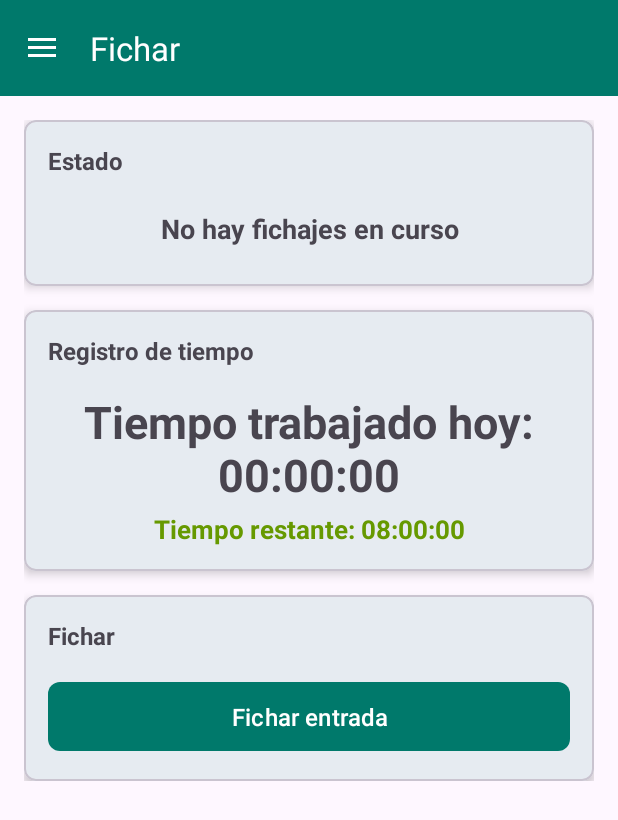
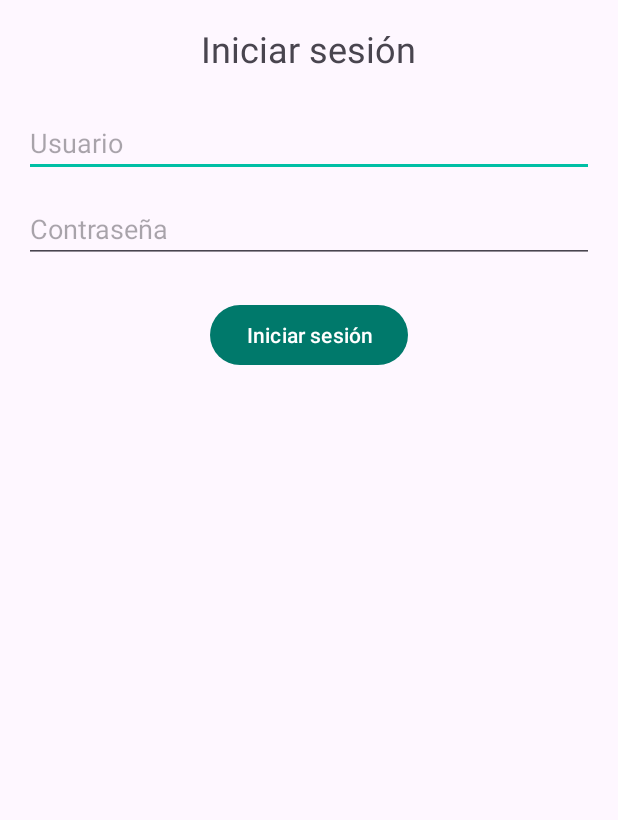
Before and after one commit to ffernandezco/DAS-Proyecto, an Android app: the screen it shows after launch (MainActivity before the commit, LoginActivity after it), on a phone screen of 412 x 824 dp. Shown: the top 820 px of the screen. Run offline under Robolectric (Android 15) with nearby library versions, the phone set to English and light mode, and no system bars.

Commit message:
Login básico

```diff
--- a/app/src/main/java/eus/ehu/dasproyecto/DatabaseHelper.java
+++ b/app/src/main/java/eus/ehu/dasproyecto/DatabaseHelper.java
@@ -25,6 +25,10 @@ public class DatabaseHelper extends SQLiteOpenHelper {
     private static final String TABLE_SETTINGS = "settings";
     private static final String COLUMN_WEEKLY_HOURS = "weekly_hours";
     private static final String COLUMN_WORKING_DAYS = "working_days";
+    private static final String TABLE_USERS = "users";
+    private static final String COLUMN_USER_ID = "id";
+    private static final String COLUMN_USERNAME = "username";
+    private static final String COLUMN_PASSWORD = "password";
 
     public DatabaseHelper(Context context) {
         super(context, DATABASE_NAME, null, DATABASE_VERSION);
@@ -32,6 +36,7 @@ public class DatabaseHelper extends SQLiteOpenHelper {
 
     @Override
     public void onCreate(SQLiteDatabase db) {
+        // Tabla de fichajes
         String createFichajesTable = "CREATE TABLE " + TABLE_FICHAJES + " (" +
                 COLUMN_ID + " INTEGER PRIMARY KEY AUTOINCREMENT, " +
                 COLUMN_FECHA + " TEXT, " +
@@ -41,11 +46,21 @@ public class DatabaseHelper extends SQLiteOpenHelper {
                 COLUMN_LONGITUD + " REAL)";
         db.execSQL(createFichajesTable);
 
+        // Tabla de configuraciones
         String createSettingsTable = "CREATE TABLE " + TABLE_SETTINGS + " (" +
                 COLUMN_ID + " INTEGER PRIMARY KEY, " +
                 COLUMN_WEEKLY_HOURS + " REAL, " +
                 COLUMN_WORKING_DAYS + " INTEGER)";
         db.execSQL(createSettingsTable);
+
+        // Tabla de usuarios
+        db.execSQL("CREATE TABLE " + TABLE_USERS + " (" +
+                COLUMN_USER_ID + " INTEGER PRIMARY KEY AUTOINCREMENT, " +
+                COLUMN_USERNAME + " TEXT UNIQUE, " +
+                COLUMN_PASSWORD + " TEXT)");
+
+        // Usuarios por defecto
+        db.execSQL("INSERT INTO " + TABLE_USERS + " (username, password) VALUES ('usuario1', '1234'), ('usuario2', '5678')");
     }
 
     @Override
@@ -229,4 +244,12 @@ public class DatabaseHelper extends SQLiteOpenHelper {
         db.update(TABLE_FICHAJES, values, COLUMN_ID + " = ?", new String[]{String.valueOf(fichaje.id)});
         db.close();
     }
+
+    public boolean validarUsuario(String username, String password) {
+        SQLiteDatabase db = this.getReadableDatabase();
+        Cursor cursor = db.rawQuery("SELECT * FROM " + TABLE_USERS + " WHERE username=? AND password=?", new String[]{username, password});
+        boolean valido = cursor.getCount() > 0;
+        cursor.close();
+        return valido;
+    }
 }
--- /dev/null
+++ b/app/src/main/java/eus/ehu/dasproyecto/LoginActivity.java
@@ -0,0 +1,43 @@
+package eus.ehu.dasproyecto;
+
+import android.content.Intent;
+import android.content.SharedPreferences;
+import android.os.Bundle;
+import android.widget.Button;
+import android.widget.EditText;
+import android.widget.Toast;
+
+import androidx.appcompat.app.AppCompatActivity;
+
+public class LoginActivity extends AppCompatActivity {
+    private EditText editTextUsername, editTextPassword;
+    private Button buttonLogin;
+    private DatabaseHelper dbHelper;
+    private SharedPreferences sharedPreferences;
+
+    @Override
+    protected void onCreate(Bundle savedInstanceState) {
+        super.onCreate(savedInstanceState);
+        setContentView(R.layout.activity_login);
+
+        dbHelper = new DatabaseHelper(this);
+        sharedPreferences = getSharedPreferences("app_prefs", MODE_PRIVATE);
+
+        editTextUsername = findViewById(R.id.editTextUsername);
+        editTextPassword = findViewById(R.id.editTextPassword);
+        buttonLogin = findViewById(R.id.buttonLogin);
+
+        buttonLogin.setOnClickListener(v -> {
+            String username = editTextUsername.getText().toString();
+            String password = editTextPassword.getText().toString();
+
+            if (dbHelper.validarUsuario(username, password)) {
+                sharedPreferences.edit().putString("usuario_actual", username).apply();
+                startActivity(new Intent(LoginActivity.this, MainActivity.class));
+                finish();
+            } else {
+                Toast.makeText(this, "Credenciales incorrectas", Toast.LENGTH_SHORT).show();
+            }
+        });
+    }
+}
--- /dev/null
+++ b/app/src/main/res/layout/activity_login.xml
@@ -0,0 +1,39 @@
+<?xml version="1.0" encoding="utf-8"?>
+<LinearLayout xmlns:android="http://schemas.android.com/apk/res/android"
+    android:layout_width="match_parent"
+    android:layout_height="match_parent"
+    android:orientation="vertical"
+    android:padding="16dp">
+
+    <TextView
+        android:id="@+id/textViewTitle"
+        android:layout_width="wrap_content"
+        android:layout_height="wrap_content"
+        android:text="@string/login"
+        android:textSize="24sp"
+        android:layout_gravity="center_horizontal"
+        android:layout_marginBottom="24dp" />
+
+    <EditText
+        android:id="@+id/editTextUsername"
+        android:layout_width="match_parent"
+        android:layout_height="wrap_content"
+        android:hint="@string/user"
+        android:inputType="text"/>
+
+    <EditText
+        android:id="@+id/editTextPassword"
+        android:layout_width="match_parent"
+        android:layout_height="wrap_content"
+        android:hint="@string/pass"
+        android:inputType="textPassword"
+        android:layout_marginTop="12dp" />
+
+    <Button
+        android:id="@+id/buttonLogin"
+        android:layout_width="wrap_content"
+        android:layout_height="wrap_content"
+        android:text="@string/login_button"
+        android:layout_gravity="center_horizontal"
+        android:layout_marginTop="24dp"/>
+</LinearLayout>
--- a/app/src/main/res/values/strings.xml
+++ b/app/src/main/res/values/strings.xml
@@ -76,4 +76,8 @@
     <string name="import_error">Error al importar el historial</string>
     <string name="file_not_found">Archivo no encontrado</string>
     <string name="invalid_file_format">Formato de archivo inválido</string>
+    <string name="login">Iniciar sesión</string>
+    <string name="user">Usuario</string>
+    <string name="pass">Contraseña</string>
+    <string name="login_button">Iniciar sesión</string>
 </resources>
```
Also changed, not shown: app/src/main/AndroidManifest.xml (+7 -0 lines), app/src/main/java/eus/ehu/dasproyecto/MainActivity.java (+13 -0 lines), 1 other file.
